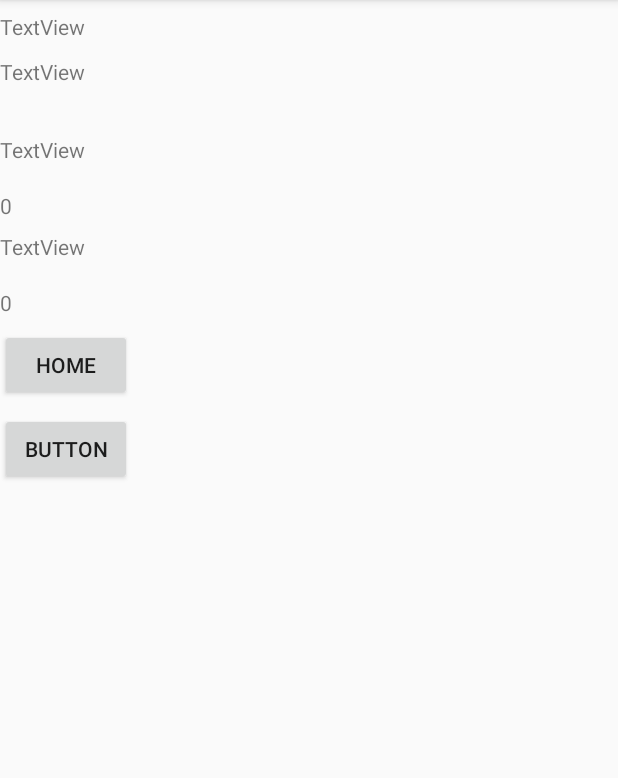
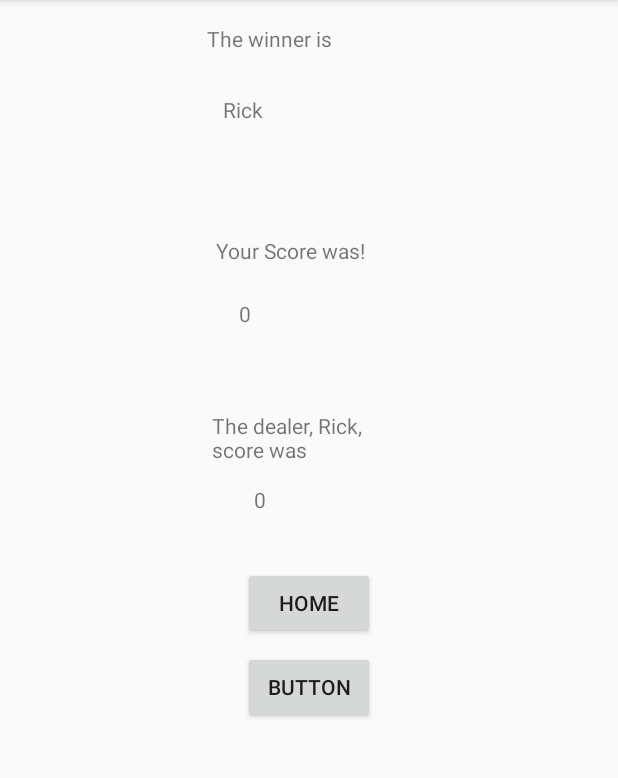
Before and after one commit to Kylemiller995/AndroidCardGame, an Android app: the GameActivity screen opened directly, with no data from a screen before it, after a tap on "STICK", on a phone screen of 412 x 824 dp, the part 84-862 px from its top. Run offline under Robolectric (Android 15) with nearby library versions, the phone set to English and light mode, and no system bars; 5 statements that could not run were skipped.

Commit message:
fix winner check

```diff
--- a/App/MyApplication/app/src/main/java/com/example/kylemiller/cardgame/BlackjackGame.java
+++ b/App/MyApplication/app/src/main/java/com/example/kylemiller/cardgame/BlackjackGame.java
@@ -34,11 +34,9 @@ public class BlackjackGame implements CardGame, Serializable {
         switch (choice.toLowerCase()) {
             case "twist":
                 blackjackDealer.deal(gameTable.get(0));
-                doubleAceCheck();
                 break;
             case "stick":
                 dealerTurn();
-                doubleAceCheck();
                 break;
         }
     }
@@ -73,13 +71,19 @@ public class BlackjackGame implements CardGame, Serializable {
     public Participant getWinner() {
         int playerHandValue = sumHand(gameTable.get(0));
         int dealerHandValue = sumHand(gameTable.get(1));
-        if (playerHandValue <= dealerHandValue && dealerHandValue <= 21) {
+        if(checkBust(gameTable.get(0))){
+            playerHandValue =- 400;
+        }
+        if(checkBust(gameTable.get(1))){
+            dealerHandValue =-400;
+        }
+        if (playerHandValue <= dealerHandValue) {
             return gameTable.get(1);
-        } else if (playerHandValue < 22) {
-            return gameTable.get(0);
-        }
-        return null;
+        } else return gameTable.get(0);
     }
+
+
+//    check if bust if not bust then check who has higher cards
 
     public boolean checkBustAndBlackjack(Participant player) {
         if (sumHand(player) >= 22 || sumHand(player) == 21) {
@@ -95,6 +99,13 @@ public class BlackjackGame implements CardGame, Serializable {
             }
         }
         return null;
+    }
+
+    public boolean checkBust(Participant person){
+        if(sumHand(person) >= 22){
+            return true;
+        }
+        else return false;
     }
 
     public void sitDownAtTable(Participant person) {
--- a/App/MyApplication/app/src/main/java/com/example/kylemiller/cardgame/EndGameActivity.java
+++ b/App/MyApplication/app/src/main/java/com/example/kylemiller/cardgame/EndGameActivity.java
@@ -9,10 +9,11 @@ import android.widget.TextView;
 public class EndGameActivity extends AppCompatActivity {
 
     TextView computerScore;
-    TextView winningName;
+//    TextView winningName;
     TextView congrats;
     TextView scoreHuman;
-    TextView scoreComputer;
+    TextView computerMessage;
+    TextView humanMessage;
     Button home;
     Button play_again;
 
@@ -20,20 +21,31 @@ public class EndGameActivity extends AppCompatActivity {
     protected void onCreate(Bundle savedInstanceState) {
         super.onCreate(savedInstanceState);
         setContentView(R.layout.activity_end_game);
+
         home = (Button) findViewById(R.id.home_button);
         computerScore = (TextView) findViewById(R.id.computer_score);
-        scoreHuman = (TextView) findViewById(R.id.human_output_score);
+        scoreHuman = (TextView) findViewById(R.id.human_score);
+
+        computerMessage = (TextView) findViewById(R.id.computer_message);
+        humanMessage = (TextView) findViewById(R.id.human_message);
+
+//        winningName = (TextView) findViewById(R.id.winning_name);
+        congrats = (TextView) findViewById(R.id.congrats);
+
+
 
         Intent intent = getIntent();
-        Bundle extras = intent.getExtras();
         BlackjackGame game = (BlackjackGame) intent.getSerializableExtra("game");
 
         Participant winner = game.getWinner();
         Participant humanPlayer = game.getGameTable().get(0);
         Participant computerPlayer = game.getGameTable().get(1);
 
-        computerScore.setText(String.valueOf(game.sumHand(humanPlayer)));
-        scoreHuman.setText(String.valueOf(game.sumHand(computerPlayer)));
+        congrats.setText(winner.getName());
+
+        computerMessage.setText("The dealer, " + computerPlayer.getName() + ", score was");
+        computerScore.setText(String.valueOf(game.sumHand(computerPlayer)));
+        scoreHuman.setText(String.valueOf(game.sumHand(humanPlayer)));
 
     }
 }
--- a/App/MyApplication/app/src/main/java/com/example/kylemiller/cardgame/GameActivity.java
+++ b/App/MyApplication/app/src/main/java/com/example/kylemiller/cardgame/GameActivity.java
@@ -33,7 +33,6 @@ public class GameActivity extends AppCompatActivity {
         player = new Player("Kyle");
         game.sitDownAtTable(player);
         dealer.startingDeal(game.getGameTable());
-        game.doubleAceCheck();
 
         if(game.checkBustAndBlackjack(player)){
             Intent intent1 = new Intent(this, EndGameActivity.class);
@@ -50,7 +49,6 @@ public class GameActivity extends AppCompatActivity {
             intent1.putExtra("game", game);
             startActivity(intent1);
         }
-
         output.setText(String.valueOf(game.sumHand(player)));
     }
 
--- a/App/MyApplication/app/src/main/res/layout/activity_end_game.xml
+++ b/App/MyApplication/app/src/main/res/layout/activity_end_game.xml
@@ -9,66 +9,91 @@
 
     <TextView
         android:id="@+id/computer_score"
-        android:layout_width="wrap_content"
-        android:layout_height="wrap_content"
+        android:layout_width="73dp"
+        android:layout_height="23dp"
         android:text="TextView"
-        tools:layout_editor_absoluteX="163dp"
         android:layout_marginTop="8dp"
-        app:layout_constraintTop_toBottomOf="@+id/score_Computer" />
+        app:layout_constraintTop_toBottomOf="@+id/computer_message"
+        android:layout_marginLeft="8dp"
+        app:layout_constraintLeft_toLeftOf="parent"
+        android:layout_marginRight="8dp"
+        app:layout_constraintRight_toRightOf="parent" />
 
     <TextView
         android:id="@+id/winning_name"
-        android:layout_width="69dp"
-        android:layout_height="22dp"
-        android:layout_marginTop="8dp"
-        android:text="TextView"
-        app:layout_constraintTop_toTopOf="parent"
-        tools:layout_editor_absoluteX="158dp" />
+        android:layout_width="137dp"
+        android:layout_height="37dp"
+        android:layout_marginLeft="8dp"
+        android:layout_marginRight="8dp"
+        android:layout_marginTop="16dp"
+        android:text="@string/winner_message"
+        app:layout_constraintHorizontal_bias="0.502"
+        app:layout_constraintLeft_toLeftOf="parent"
+        app:layout_constraintRight_toRightOf="parent"
+        app:layout_constraintTop_toTopOf="parent" />
 
     <TextView
         android:id="@+id/congrats"
-        android:layout_width="119dp"
-        android:layout_height="44dp"
+        android:layout_width="115dp"
+        android:layout_height="30dp"
         android:text="TextView"
-        tools:layout_editor_absoluteX="133dp"
-        android:layout_marginTop="8dp"
-        app:layout_constraintTop_toBottomOf="@+id/winning_name" />
+        android:layout_marginTop="10dp"
+        app:layout_constraintTop_toBottomOf="@+id/winning_name"
+        android:layout_marginLeft="8dp"
+        app:layout_constraintLeft_toLeftOf="parent"
+        android:layout_marginRight="8dp"
+        app:layout_constraintRight_toRightOf="parent"
+        app:layout_constraintHorizontal_bias="0.501" />
 
     <TextView
-        android:id="@+id/scoreHuman"
-        android:layout_width="107dp"
-        android:layout_height="29dp"
-        android:text="TextView"
-        tools:layout_editor_absoluteX="139dp"
-        android:layout_marginTop="8dp"
-        app:layout_constraintTop_toBottomOf="@+id/congrats" />
+        android:id="@+id/human_message"
+        android:layout_width="124dp"
+        android:layout_height="34dp"
+        android:layout_marginTop="64dp"
+        android:text="@string/human_message"
+        app:layout_constraintTop_toBottomOf="@+id/congrats"
+        android:layout_marginRight="8dp"
+        app:layout_constraintRight_toRightOf="parent"
+        android:layout_marginLeft="8dp"
+        app:layout_constraintLeft_toLeftOf="parent"
+        app:layout_constraintHorizontal_bias="0.501" />
 
     <TextView
-        android:id="@+id/score_Computer"
-        android:layout_width="107dp"
-        android:layout_height="29dp"
-        android:text="TextView"
-        tools:layout_editor_absoluteX="139dp"
-        android:layout_marginTop="8dp"
-        app:layout_constraintTop_toBottomOf="@+id/human_output_score" />
+        android:id="@+id/computer_message"
+        android:layout_width="130dp"
+        android:layout_height="41dp"
+        android:layout_marginTop="43dp"
+        android:text=""
+        app:layout_constraintTop_toBottomOf="@+id/human_score"
+        android:layout_marginLeft="8dp"
+        app:layout_constraintLeft_toLeftOf="parent"
+        android:layout_marginRight="8dp"
+        app:layout_constraintRight_toRightOf="parent"
+        app:layout_constraintHorizontal_bias="0.501" />
 
     <TextView
-        android:id="@+id/human_output_score"
-        android:layout_width="wrap_content"
-        android:layout_height="wrap_content"
+        android:id="@+id/human_score"
+        android:layout_width="94dp"
+        android:layout_height="31dp"
         android:text="TextView"
-        tools:layout_editor_absoluteX="163dp"
         android:layout_marginTop="8dp"
-        app:layout_constraintTop_toBottomOf="@+id/scoreHuman" />
+        app:layout_constraintTop_toBottomOf="@+id/human_message"
+        android:layout_marginLeft="8dp"
+        app:layout_constraintLeft_toLeftOf="parent"
+        android:layout_marginRight="8dp"
+        app:layout_constraintRight_toRightOf="parent" />
 
     <Button
         android:id="@+id/home_button"
         android:layout_width="wrap_content"
         android:layout_height="wrap_content"
         android:text="@string/return_home"
-        tools:layout_editor_absoluteX="147dp"
-        android:layout_marginTop="8dp"
-        app:layout_constraintTop_toBottomOf="@+id/computer_score" />
+        android:layout_marginTop="31dp"
+        app:layout_constraintTop_toBottomOf="@+id/computer_score"
+        android:layout_marginLeft="8dp"
+        app:layout_constraintLeft_toLeftOf="parent"
+        android:layout_marginRight="8dp"
+        app:layout_constraintRight_toRightOf="parent" />
 
     <Button
         android:id="@+id/play_again"
@@ -77,5 +102,8 @@
         android:layout_marginTop="8dp"
         android:text="Button"
         app:layout_constraintTop_toBottomOf="@+id/home_button"
-        tools:layout_editor_absoluteX="147dp" />
+        android:layout_marginLeft="8dp"
+        app:layout_constraintLeft_toLeftOf="parent"
+        android:layout_marginRight="8dp"
+        app:layout_constraintRight_toRightOf="parent" />
 </android.support.constraint.ConstraintLayout>
--- a/App/MyApplication/app/src/main/res/layout/activity_game.xml
+++ b/App/MyApplication/app/src/main/res/layout/activity_game.xml
@@ -27,16 +27,22 @@
         android:onClick="onTwistButtonClicked"
         android:text="@string/Twist"
         app:layout_constraintTop_toBottomOf="@+id/stick_button"
-        tools:layout_editor_absoluteX="148dp" />
+        android:layout_marginLeft="8dp"
+        app:layout_constraintLeft_toLeftOf="parent"
+        android:layout_marginRight="8dp"
+        app:layout_constraintRight_toRightOf="parent" />
 
     <TextView
         android:id="@+id/displayScore"
         android:layout_width="wrap_content"
         android:layout_height="wrap_content"
         android:text="TextView"
-        tools:layout_editor_absoluteX="163dp"
         android:layout_marginTop="56dp"
-        app:layout_constraintTop_toBottomOf="@+id/twist_button" />
+        app:layout_constraintTop_toBottomOf="@+id/twist_button"
+        android:layout_marginLeft="8dp"
+        app:layout_constraintLeft_toLeftOf="parent"
+        android:layout_marginRight="8dp"
+        app:layout_constraintRight_toRightOf="parent" />
 
 
 </android.support.constraint.ConstraintLayout>
--- a/App/MyApplication/app/src/main/res/values/strings.xml
+++ b/App/MyApplication/app/src/main/res/values/strings.xml
@@ -11,4 +11,6 @@
     <string name="Twist">Twist</string>
     <string name="stick">Stick</string>
     <string name="return_home">Home</string>
+    <string name="winner_message">The winner is</string>
+    <string name="human_message">Your Score was!</string>
 </resources>
```
Also changed, not shown: 1 other file.
